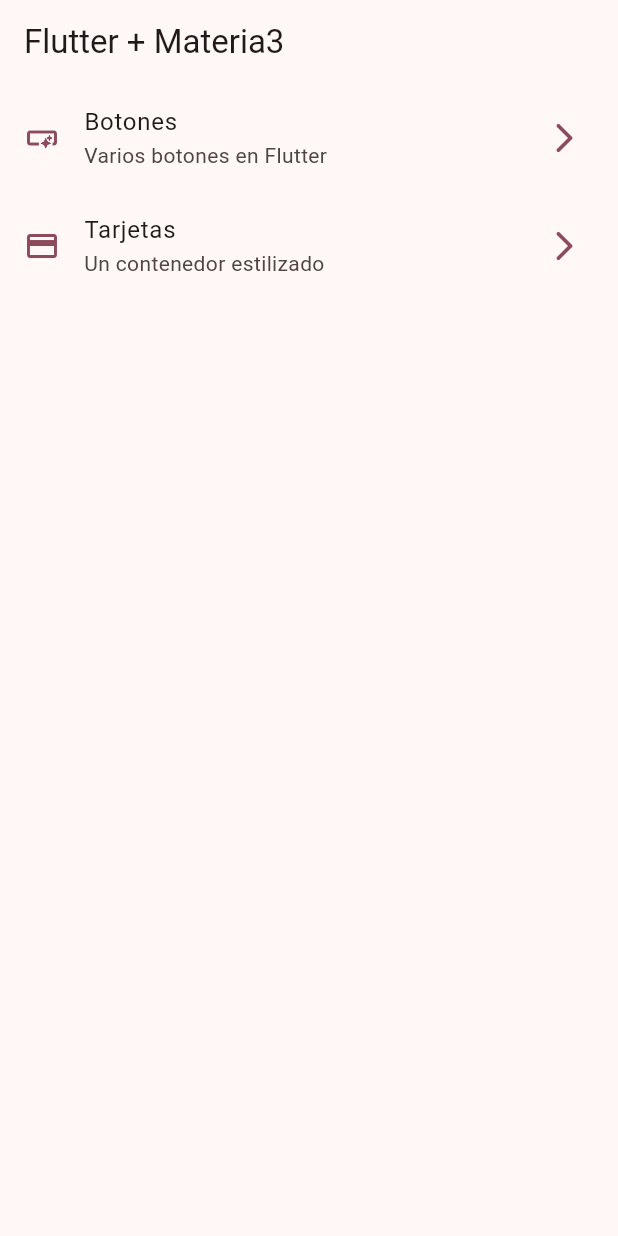
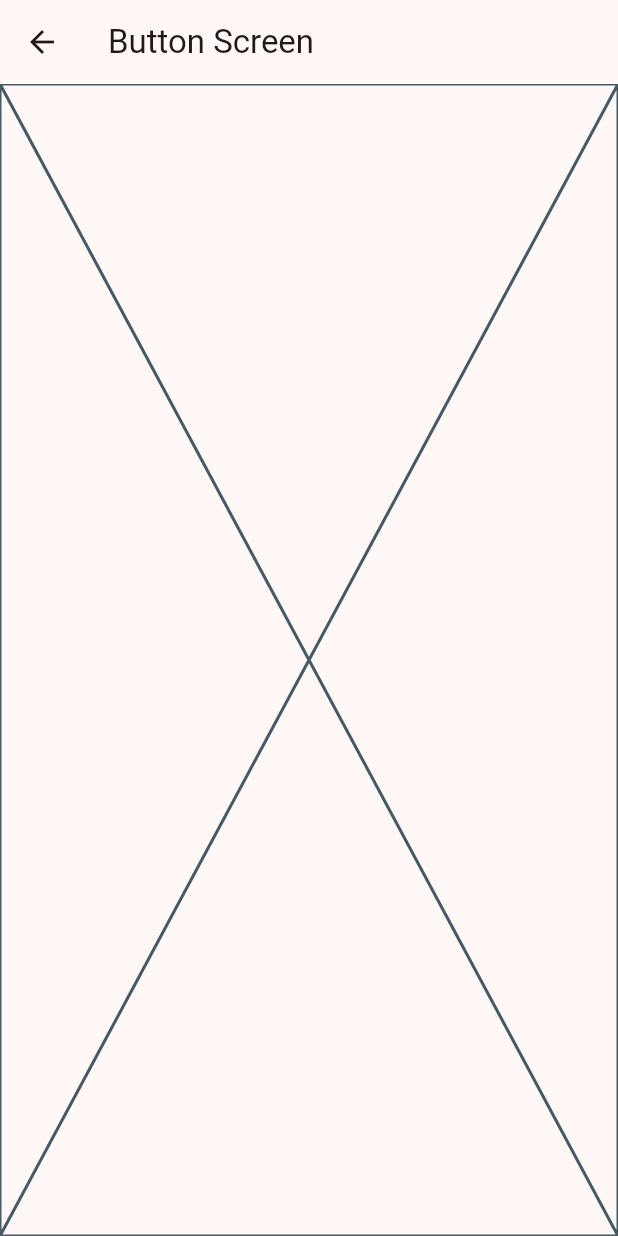
Before and after one commit to FBecerra2/widget_app, a Flutter app: the screen it shows after launch, after a tap on "Botones", on a phone screen of 412 x 824 dp. Run offline on Flutter 3.47's test engine with Material 2 defaults, Android fonts, the phone set to English and light mode, and no system bars.

```diff
--- a/lib/config/menu/menu_items.dart
+++ b/lib/config/menu/menu_items.dart
@@ -22,6 +22,6 @@ const appMenuItems = <MenuItem>[
   MenuItem(
       title: 'Tarjetas',
       subTitle: 'Un contenedor estilizado',
-      link: '/card',
+      link: '/cards',
       icon: Icons.credit_card)
 ];
--- a/lib/main.dart
+++ b/lib/main.dart
@@ -1,5 +1,7 @@
 import 'package:flutter/material.dart';
 import 'package:widget_app/config/theme/app_theme.dart';
+import 'package:widget_app/presentation/screen/buttons/buttons_screen.dart';
+import 'package:widget_app/presentation/screen/cards/cards_screen.dart';
 import 'package:widget_app/presentation/screen/home/home_screen.dart';
 
 void main() {
@@ -12,8 +14,13 @@ class MainApp extends StatelessWidget {
   @override
   Widget build(BuildContext context) {
     return MaterialApp(
-        debugShowCheckedModeBanner: false,
-        theme: AppTheme(selectedColor: 8).getTheme(),
-        home: const HomeScreen());
+      debugShowCheckedModeBanner: false,
+      theme: AppTheme(selectedColor: 8).getTheme(),
+      home: const HomeScreen(),
+      routes: {
+        '/buttons': (context) => const ButtonScreen(),
+        '/cards': (context) => const CardsScreen(),
+      },
+    );
   }
 }
--- /dev/null
+++ b/lib/presentation/screen/buttons/buttons_screen.dart
@@ -0,0 +1,15 @@
+import 'package:flutter/material.dart';
+
+class ButtonScreen extends StatelessWidget {
+  const ButtonScreen({super.key});
+
+  @override
+  Widget build(BuildContext context) {
+    return Scaffold(
+      appBar: AppBar(
+        title: const Text('Button Screen'),
+      ),
+      body: const Placeholder(),
+    );
+  }
+}
--- a/lib/presentation/screen/home/home_screen.dart
+++ b/lib/presentation/screen/home/home_screen.dart
@@ -1,5 +1,6 @@
 import 'package:flutter/material.dart';
 import 'package:widget_app/config/menu/menu_items.dart';
+import 'package:widget_app/presentation/screen/buttons/buttons_screen.dart';
 
 class HomeScreen extends StatelessWidget {
   const HomeScreen({super.key});
@@ -50,7 +51,13 @@ class _CustomListTile extends StatelessWidget {
       title: Text(menuItem.title),
       subtitle: Text(menuItem.subTitle),
       onTap: () {
-        // TODO: navegar a otra pantalla
+        //Navigator.of(context).push(
+        //  MaterialPageRoute(
+        //    builder: (context) => const ButtonScreen(),
+        //  ),
+        //);
+
+        Navigator.pushNamed(context, menuItem.link);
       },
     );
   }
```
Also changed, not shown: lib/presentation/screen/cards/cards_screen.dart (added, +15 -0 lines).
